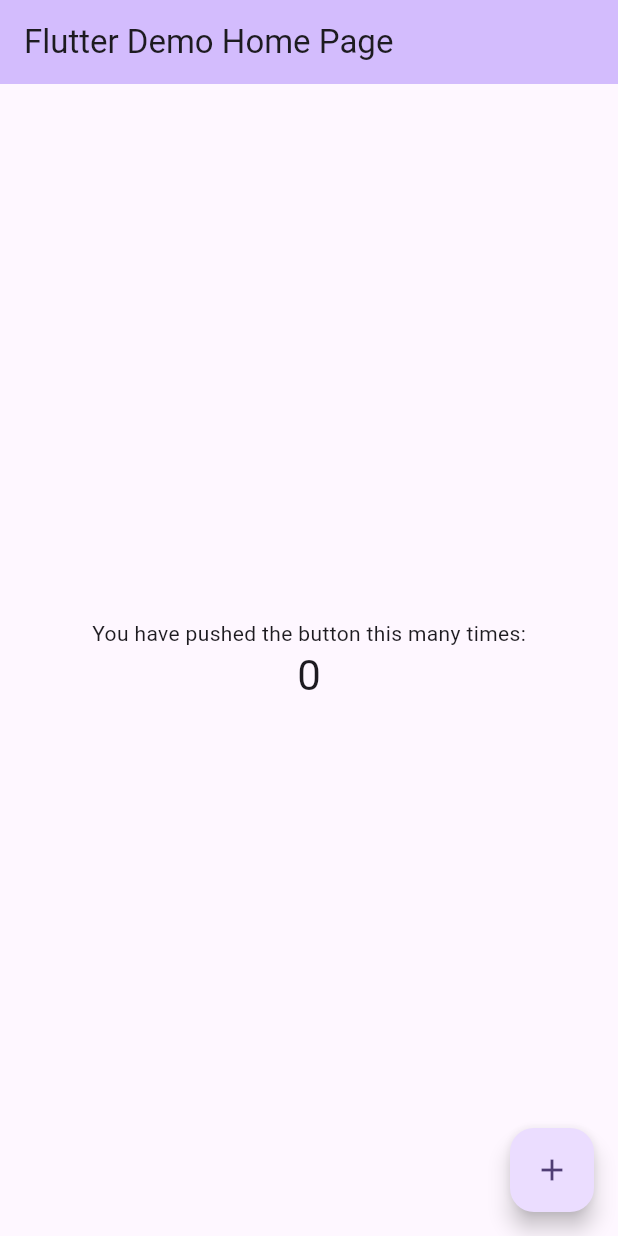
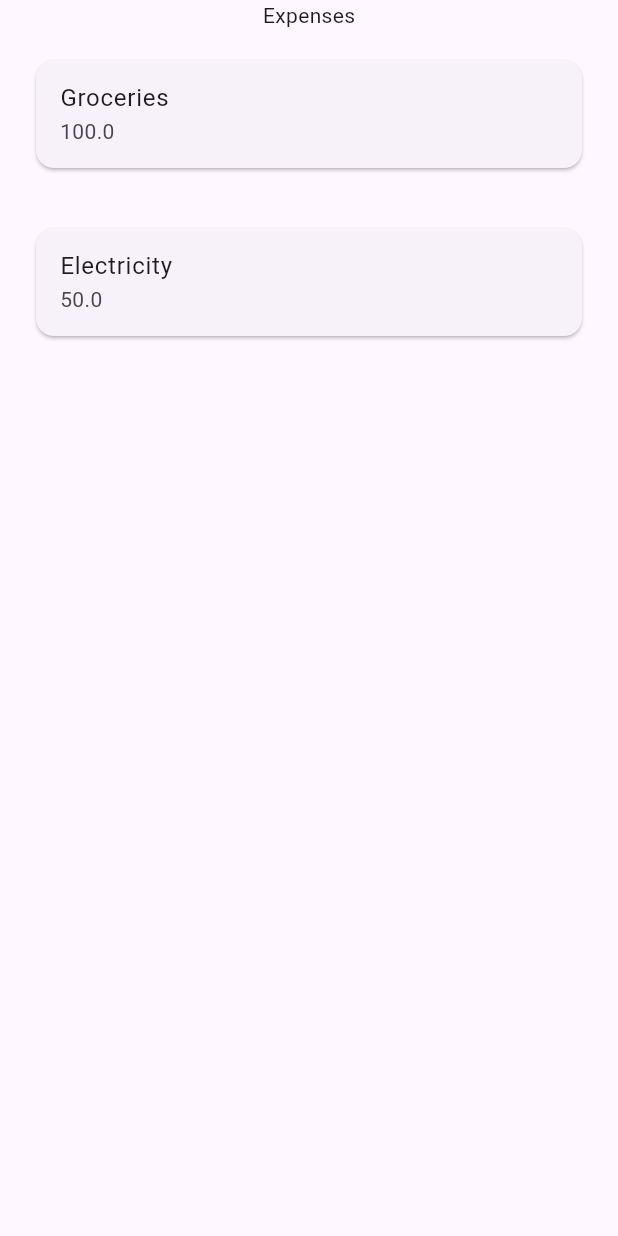
Before and after one commit to kurohige/FlutterLearningProjects, a Flutter app: the screen it shows after launch, on a phone screen of 412 x 824 dp. Run offline on Flutter 3.47's test engine with Material 3 defaults, Android fonts, the phone set to English and light mode, and no system bars; our stand-ins replace google_fonts.

Commit message:
started working on expense tracker app

```diff
--- a/expense_tracker/lib/main.dart
+++ b/expense_tracker/lib/main.dart
@@ -1,125 +1,8 @@
+import 'package:expense_tracker/widgets/expenses.dart';
 import 'package:flutter/material.dart';
 
 void main() {
-  runApp(const MyApp());
+  runApp(
+    const MaterialApp(home: Expenses()),
+  );
 }
-
-class MyApp extends StatelessWidget {
-  const MyApp({super.key});
-
-  // This widget is the root of your application.
-  @override
-  Widget build(BuildContext context) {
-    return MaterialApp(
-      title: 'Flutter Demo',
-      theme: ThemeData(
-        // This is the theme of your application.
-        //
-        // TRY THIS: Try running your application with "flutter run". You'll see
-        // the application has a purple toolbar. Then, without quitting the app,
-        // try changing the seedColor in the colorScheme below to Colors.green
-        // and then invoke "hot reload" (save your changes or press the "hot
-        // reload" button in a Flutter-supported IDE, or press "r" if you used
-        // the command line to start the app).
-        //
-        // Notice that the counter didn't reset back to zero; the application
-        // state is not lost during the reload. To reset the state, use hot
-        // restart instead.
-        //
-        // This works for code too, not just values: Most code changes can be
-        // tested with just a hot reload.
-        colorScheme: ColorScheme.fromSeed(seedColor: Colors.deepPurple),
-        useMaterial3: true,
-      ),
-      home: const MyHomePage(title: 'Flutter Demo Home Page'),
-    );
-  }
-}
-
-class MyHomePage extends StatefulWidget {
-  const MyHomePage({super.key, required this.title});
-
-  // This widget is the home page of your application. It is stateful, meaning
-  // that it has a State object (defined below) that contains fields that affect
-  // how it looks.
-
-  // This class is the configuration for the state. It holds the values (in this
-  // case the title) provided by the parent (in this case the App widget) and
-  // used by the build method of the State. Fields in a Widget subclass are
-  // always marked "final".
-
-  final String title;
-
-  @override
-  State<MyHomePage> createState() => _MyHomePageState();
-}
-
-class _MyHomePageState extends State<MyHomePage> {
-  int _counter = 0;
-
-  void _incrementCounter() {
-    setState(() {
-      // This call to setState tells the Flutter framework that something has
-      // changed in this State, which causes it to rerun the build method below
-      // so that the display can reflect the updated values. If we changed
-      // _counter without calling setState(), then the build method would not be
-      // called again, and so nothing would appear to happen.
-      _counter++;
-    });
-  }
-
-  @override
-  Widget build(BuildContext context) {
-    // This method is rerun every time setState is called, for instance as done
-    // by the _incrementCounter method above.
-    //
-    // The Flutter framework has been optimized to make rerunning build methods
-    // fast, so that you can just rebuild anything that needs updating rather
-    // than having to individually change instances of widgets.
-    return Scaffold(
-      appBar: AppBar(
-        // TRY THIS: Try changing the color here to a specific color (to
-        // Colors.amber, perhaps?) and trigger a hot reload to see the AppBar
-        // change color while the other colors stay the same.
-        backgroundColor: Theme.of(context).colorScheme.inversePrimary,
-        // Here we take the value from the MyHomePage object that was created by
-        // the App.build method, and use it to set our appbar title.
-        title: Text(widget.title),
-      ),
-      body: Center(
-        // Center is a layout widget. It takes a single child and positions it
-        // in the middle of the parent.
-        child: Column(
-          // Column is also a layout widget. It takes a list of children and
-          // arranges them vertically. By default, it sizes itself to fit its
-          // children horizontally, and tries to be as tall as its parent.
-          //
-          // Column has various properties to control how it sizes itself and
-          // how it positions its children. Here we use mainAxisAlignment to
-          // center the children vertically; the main axis here is the vertical
-          // axis because Columns are vertical (the cross axis would be
-          // horizontal).
-          //
-          // TRY THIS: Invoke "debug painting" (choose the "Toggle Debug Paint"
-          // action in the IDE, or press "p" in the console), to see the
-          // wireframe for each widget.
-          mainAxisAlignment: MainAxisAlignment.center,
-          children: <Widget>[
-            const Text(
-              'You have pushed the button this many times:',
-            ),
-            Text(
-              '$_counter',
-              style: Theme.of(context).textTheme.headlineMedium,
-            ),
-          ],
-        ),
-      ),
-      floatingActionButton: FloatingActionButton(
-        onPressed: _incrementCounter,
-        tooltip: 'Increment',
-        child: const Icon(Icons.add),
-      ), // This trailing comma makes auto-formatting nicer for build methods.
-    );
-  }
-}
--- /dev/null
+++ b/expense_tracker/lib/models/expense.dart
@@ -0,0 +1,27 @@
+import 'package:uuid/uuid.dart';
+
+final uuid = Uuid();
+
+enum Category {
+  food,
+  bills,
+  clothes,
+  entertainment,
+  transport,
+  other,
+}
+
+class Expense {
+  Expense(
+      {required this.title,
+      required this.amount,
+      required this.date,
+      required this.category})
+      : id = uuid.v4();
+
+  final String id;
+  final String title;
+  final double amount;
+  final DateTime date;
+  final Category category;
+}
--- /dev/null
+++ b/expense_tracker/lib/widgets/expenses.dart
@@ -0,0 +1,42 @@
+import 'package:expense_tracker/models/expense.dart';
+import 'package:expense_tracker/widgets/expenses_list/expenses_list.dart';
+import 'package:flutter/material.dart';
+import 'package:flutter/widgets.dart';
+
+class Expenses extends StatefulWidget {
+  const Expenses({super.key});
+
+  @override
+  State<Expenses> createState() {
+    return _ExpensesState();
+  }
+}
+
+class _ExpensesState extends State<Expenses> {
+  final List<Expense> _registeredexpenses = [
+    Expense(
+      title: 'Groceries',
+      amount: 100.0,
+      date: DateTime.now(),
+      category: Category.food,
+    ),
+    Expense(
+      title: 'Electricity',
+      amount: 50.0,
+      date: DateTime.now(),
+      category: Category.bills,
+    ),
+  ];
+
+  @override
+  Widget build(BuildContext context) {
+    return Scaffold(
+      body: Column(
+        children: [
+          const Text('Expenses'),
+          Expanded(child: ExpensesList(expenses: _registeredexpenses)),
+        ],
+      ),
+    );
+  }
+}
--- /dev/null
+++ b/expense_tracker/lib/widgets/expenses_list/expense_item.dart
@@ -0,0 +1,24 @@
+import 'package:expense_tracker/models/expense.dart';
+import 'package:flutter/material.dart';
+
+class ExpenseItem extends StatelessWidget {
+  final Expense expense;
+
+  const ExpenseItem({required this.expense, super.key});
+
+  @override
+  Widget build(BuildContext context) {
+    return Padding(
+      padding: const EdgeInsets.symmetric(
+        horizontal: 20,
+        vertical: 16,
+      ),
+      child: Card(
+        child: ListTile(
+          title: Text(expense.title),
+          subtitle: Text(expense.amount.toString()),
+        ),
+      ),
+    );
+  }
+}
--- /dev/null
+++ b/expense_tracker/lib/widgets/expenses_list/expenses_list.dart
@@ -0,0 +1,19 @@
+import 'package:expense_tracker/models/expense.dart';
+import 'package:expense_tracker/widgets/expenses_list/expense_item.dart';
+import 'package:flutter/material.dart';
+
+class ExpensesList extends StatelessWidget {
+  final List<Expense> expenses;
+
+  const ExpensesList({required this.expenses, super.key});
+
+  @override
+  Widget build(BuildContext context) {
+    return ListView.builder(
+      itemCount: expenses.length,
+      itemBuilder: (context, index) => ExpenseItem(
+        expense: expenses[index],
+      ),
+    );
+  }
+}
--- a/expense_tracker/pubspec.yaml
+++ b/expense_tracker/pubspec.yaml
@@ -35,6 +35,7 @@ dependencies:
   # The following adds the Cupertino Icons font to your application.
   # Use with the CupertinoIcons class for iOS style icons.
   cupertino_icons: ^1.0.6
+  uuid: ^4.4.0
 
 dev_dependencies:
   flutter_test:
```
Also changed, not shown: expense_tracker/pubspec.lock, 1 other file.
